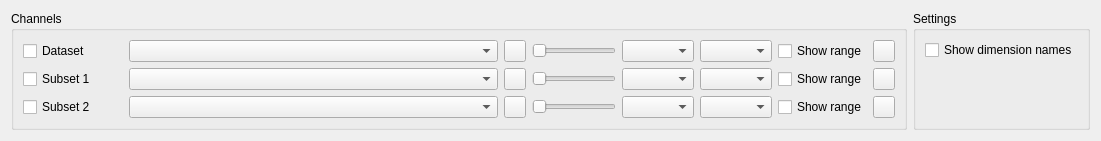
Above: src/SettingsWidget.ui from ManiVaultStudio/DimensionsViewerPlugin before the change. Below: the same form after it.
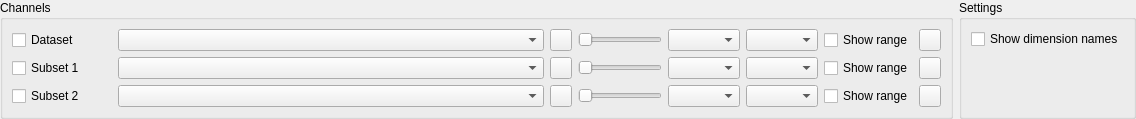
That is the form after the change. Custom widgets are drawn as their Qt base class.

```diff
--- a/src/SettingsWidget.ui
+++ b/src/SettingsWidget.ui
@@ -6,12 +6,12 @@
    <rect>
     <x>0</x>
     <y>0</y>
-    <width>1101</width>
-    <height>134</height>
+    <width>1136</width>
+    <height>116</height>
    </rect>
   </property>
   <property name="sizePolicy">
-   <sizepolicy hsizetype="Minimum" vsizetype="Minimum">
+   <sizepolicy hsizetype="Minimum" vsizetype="Preferred">
     <horstretch>0</horstretch>
     <verstretch>0</verstretch>
    </sizepolicy>
@@ -20,8 +20,26 @@
    <string>Form</string>
   </property>
   <layout class="QHBoxLayout" name="horizontalLayout">
+   <property name="leftMargin">
+    <number>0</number>
+   </property>
+   <property name="topMargin">
+    <number>0</number>
+   </property>
+   <property name="rightMargin">
+    <number>0</number>
+   </property>
+   <property name="bottomMargin">
+    <number>0</number>
+   </property>
    <item>
     <widget class="QGroupBox" name="channelsGroupBox">
+     <property name="sizePolicy">
+      <sizepolicy hsizetype="Preferred" vsizetype="Preferred">
+       <horstretch>0</horstretch>
+       <verstretch>0</verstretch>
+      </sizepolicy>
+     </property>
      <property name="title">
       <string>Channels</string>
      </property>
@@ -353,6 +371,12 @@
    </item>
    <item>
     <widget class="QGroupBox" name="settingsGroupBox">
+     <property name="sizePolicy">
+      <sizepolicy hsizetype="Preferred" vsizetype="Preferred">
+       <horstretch>0</horstretch>
+       <verstretch>0</verstretch>
+      </sizepolicy>
+     </property>
      <property name="title">
       <string>Settings</string>
      </property>
@@ -366,15 +390,13 @@
           </property>
          </widget>
         </item>
-       </layout>
-      </item>
-      <item>
+        <item row="1" column="0">
        <spacer name="verticalSpacer">
         <property name="orientation">
          <enum>Qt::Vertical</enum>
         </property>
         <property name="sizeType">
-         <enum>QSizePolicy::Expanding</enum>
+           <enum>QSizePolicy::MinimumExpanding</enum>
         </property>
         <property name="sizeHint" stdset="0">
          <size>
@@ -383,6 +405,8 @@
          </size>
         </property>
        </spacer>
+        </item>
+       </layout>
       </item>
      </layout>
     </widget>
```
Lines whose indentation alone changed are shown as unchanged.
